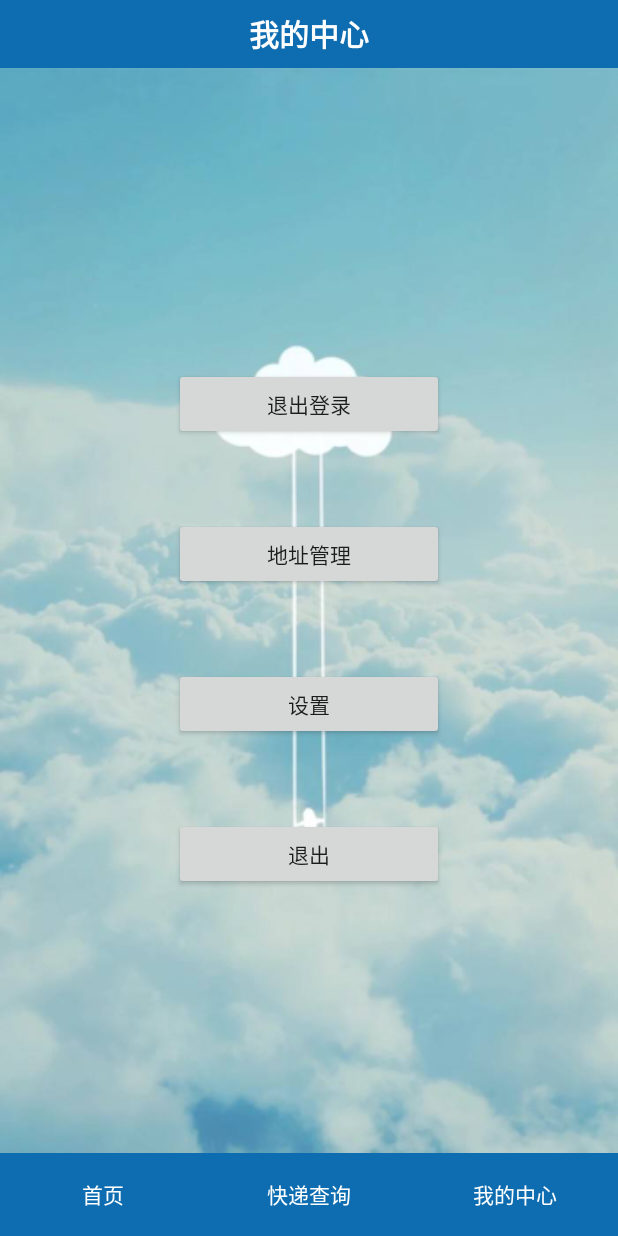
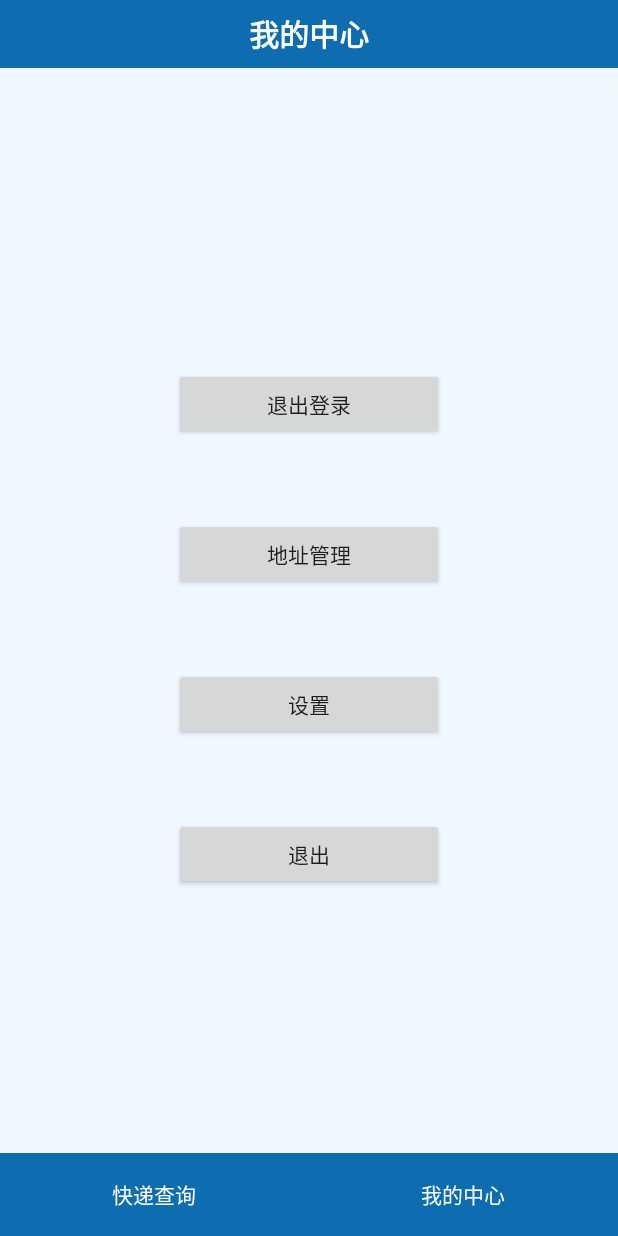
Before and after one commit to postqueryapp/PostQueryApp, an Android app: the MainActivitySecond screen opened directly, with no data from a screen before it, after a tap on "我的中心", on a phone screen of 412 x 824 dp. Run offline under Robolectric (Android 15) with nearby library versions, the phone set to English and light mode, and no system bars; 2 other taps on this screen came first.

Commit message:
UI版2.0 界面改版 修复登录问题（原因是字符串数组变量长度只有2）

```diff
--- a/app/src/main/java/com/app/postqueryapp/MainActivitySecond.java
+++ b/app/src/main/java/com/app/postqueryapp/MainActivitySecond.java
@@ -20,8 +20,8 @@ import java.util.List;
 public class MainActivitySecond extends BaseActivity implements View.OnClickListener {
     private List<Fragment> fragments = new ArrayList<Fragment>();
     private ViewPager viewPager;
-    private LinearLayout searchLayout, indexLayout, mineLayout;
-    private TextView search, index, mine, tvCurrent;
+    private LinearLayout searchLayout, mineLayout;
+    private TextView search, mine, tvCurrent;
 
     @Override
     protected void onCreate(Bundle savedInstanceState) {
@@ -43,19 +43,16 @@ public class MainActivitySecond extends BaseActivity implements View.OnClickList
         viewPager = (ViewPager) findViewById(R.id.viewPager);
 
         searchLayout = (LinearLayout) findViewById(R.id.search_layout);
-        indexLayout = (LinearLayout) findViewById(R.id.index_layout);
         mineLayout = (LinearLayout) findViewById(R.id.mine_layout);
 
-        indexLayout.setOnClickListener(this);
         searchLayout.setOnClickListener(this);
         mineLayout.setOnClickListener(this);
 
         search = (TextView) findViewById(R.id.search_post);
-        index = (TextView) findViewById(R.id.index);
         mine = (TextView) findViewById(R.id.mine);
 
-        index.setSelected(true);
-        tvCurrent = index;
+        search.setSelected(true);
+        tvCurrent = search;
 
         viewPager.addOnPageChangeListener(new ViewPager.OnPageChangeListener() {
 
@@ -78,14 +75,12 @@ public class MainActivitySecond extends BaseActivity implements View.OnClickList
     }
 
     private void initData() {
-        Fragment indexFragment = new IndexFragment();
         Fragment searchFragment = new SearchFragment();
         Fragment mineFragment = new MineFragment();
 
         TextView changeTitle = findViewById(R.id.title);
-        changeTitle.setText("首页");
+        changeTitle.setText("查询快递");
 
-        fragments.add(indexFragment);
         fragments.add(searchFragment);
         fragments.add(mineFragment);
 
@@ -104,19 +99,10 @@ public class MainActivitySecond extends BaseActivity implements View.OnClickList
         tvCurrent.setSelected(false);
         switch (id) {
             case
-                R.id.index_layout:
-                changeTitle.setText("首页");
+                R.id.search_layout:
+                changeTitle.setText("查询快递");
                 viewPager.setCurrentItem(0);
             case 0:
-                changeTitle.setText("首页");
-                index.setSelected(true);
-                tvCurrent = index;
-                break;
-            case
-                R.id.search_layout:
-                changeTitle.setText("查询快递");
-                viewPager.setCurrentItem(1);
-            case 1:
                 changeTitle.setText("查询快递");
                 search.setSelected(true);
                 tvCurrent = search;
@@ -124,8 +110,8 @@ public class MainActivitySecond extends BaseActivity implements View.OnClickList
             case
                 R.id.mine_layout:
                 changeTitle.setText("我的中心");
-                viewPager.setCurrentItem(2);
-            case 2:
+                viewPager.setCurrentItem(1);
+            case 1:
                 changeTitle.setText("我的中心");
                 mine.setSelected(true);
                 tvCurrent = mine;
--- a/app/src/main/res/layout/activity_main_second.xml
+++ b/app/src/main/res/layout/activity_main_second.xml
@@ -36,22 +36,6 @@
         android:orientation="horizontal" >
 
         <LinearLayout
-            android:id="@+id/index_layout"
-            android:layout_width="0dp"
-            android:layout_height="match_parent"
-            android:layout_weight="1"
-            android:gravity="center"
-            android:orientation="vertical" >
-
-            <TextView
-                android:id="@+id/index"
-                android:layout_width="wrap_content"
-                android:layout_height="wrap_content"
-                android:text="首页"
-                android:textColor="#ffffff" />
-        </LinearLayout>
-
-        <LinearLayout
             android:id="@+id/search_layout"
             android:layout_width="0dp"
             android:layout_height="match_parent"
--- a/app/src/main/res/layout/activity_second.xml
+++ b/app/src/main/res/layout/activity_second.xml
@@ -4,9 +4,8 @@
     xmlns:tools="http://schemas.android.com/tools"
     android:layout_width="match_parent"
     android:layout_height="match_parent"
-    android:background="@mipmap/mine"
+    android:background="#F0F8FF"
     tools:context=".SecondActivity">
-
 
     <LinearLayout
         android:layout_width="match_parent"
--- a/app/src/main/res/layout/activity_third.xml
+++ b/app/src/main/res/layout/activity_third.xml
@@ -5,9 +5,8 @@
     android:layout_width="match_parent"
     android:layout_height="match_parent"
     tools:context=".ThirdActivity"
-    android:background="@mipmap/search"
+    android:background="#F0F8FF"
     >
-
 
     <EditText
         android:layout_width="match_parent"
```
Also changed, not shown: app/src/main/java/com/app/postqueryapp/LoginActivity.java (+23 -9 lines).
